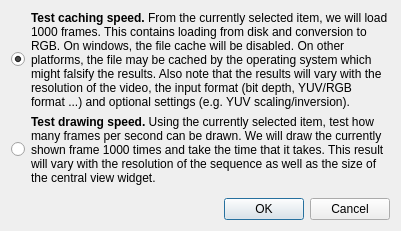
Old version of the form ui/mainwindow_performanceTestDialog.ui in the repository IENT/YUView.
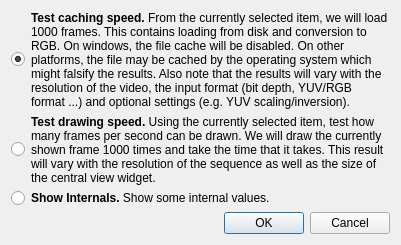
New version of the form. Custom widgets are drawn as their Qt base class.

Commit message: Added internals info

What changed in the file:
```diff
--- a/ui/mainwindow_performanceTestDialog.ui
+++ b/ui/mainwindow_performanceTestDialog.ui
@@ -7,7 +7,7 @@
     <x>0</x>
     <y>0</y>
     <width>401</width>
-    <height>231</height>
+    <height>245</height>
    </rect>
   </property>
   <property name="windowTitle">
@@ -59,6 +59,24 @@
      </item>
     </layout>
    </item>
+   <item>
+    <layout class="QHBoxLayout" name="horizontalLayout_3" stretch="0,1">
+     <item>
+      <widget class="QRadioButton" name="radioButtonInternalInfo">
+       <property name="text">
+        <string/>
+       </property>
+      </widget>
+     </item>
+     <item>
+      <widget class="QLabelClickable" name="labelInternalInfo">
+       <property name="text">
+        <string>&lt;html&gt;&lt;head/&gt;&lt;body&gt;&lt;p&gt;&lt;span style=&quot; font-weight:600;&quot;&gt;Show Internals.&lt;/span&gt; Show some internal values.&lt;/p&gt;&lt;/body&gt;&lt;/html&gt;</string>
+       </property>
+      </widget>
+     </item>
+    </layout>
+   </item>
    <item>
     <spacer name="verticalSpacer">
      <property name="orientation">
```
The commit also changes 4 other files.
